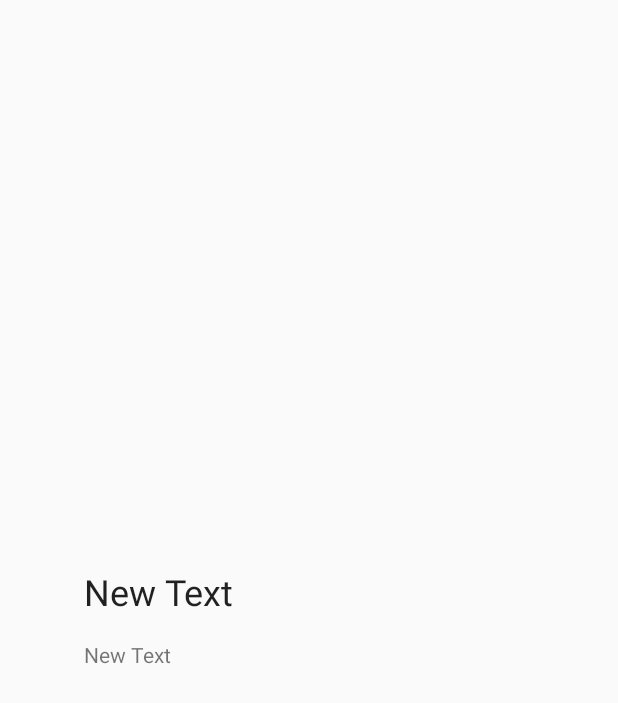
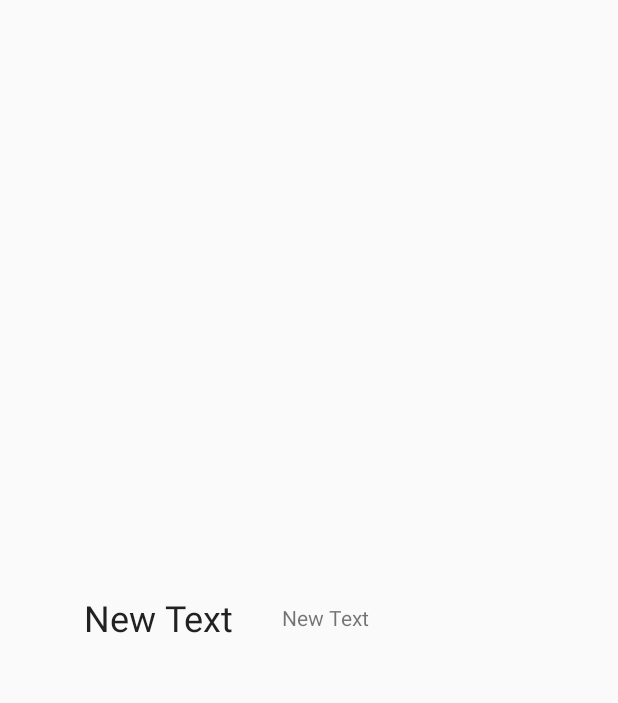
Before and after one commit to DoubleDotLabs/Letters, an Android app: the layout fragment_tutorial.xml on its own in the app's theme, with its tools: preview values and no code run, on a phone screen of 412 x 824 dp. Shown: the top 703 px of the screen. Run offline under Robolectric (Android 15) with nearby library versions, the phone set to English and light mode, and no system bars.

Commit message:
did stuff

```diff
--- a/app/src/main/res/drawable/ic_next.xml
+++ b/app/src/main/res/drawable/ic_next.xml
@@ -4,6 +4,7 @@
         android:viewportWidth="24.0"
         android:viewportHeight="24.0">
     <path
-        android:fillColor="#1DE9B6"
+        android:fillColor="#8A000000"
         android:pathData="M12,4l-1.41,1.41L16.17,11H4v2h12.17l-5.58,5.59L12,20l8,-8z"/>
+
 </vector>
--- a/app/src/main/res/layout/activity_main.xml
+++ b/app/src/main/res/layout/activity_main.xml
@@ -27,6 +27,9 @@
         android:layout_height="match_parent"
         android:id="@+id/recycler"
         android:layout_gravity="start"
-        android:background="@drawable/gradient" />
+        android:background="@drawable/gradient"
+        android:elevation="8dp"
+        android:paddingTop="24dp"
+        android:clipToPadding="false" />
 
 </FrameLayout>
--- a/app/src/main/res/layout/fragment_tutorial.xml
+++ b/app/src/main/res/layout/fragment_tutorial.xml
@@ -27,12 +27,14 @@
             android:textColor="#DE000000"
             android:layout_margin="8dp" />
 
-        <TextView
-            android:layout_width="wrap_content"
-            android:layout_height="wrap_content"
-            android:text="New Text"
-            android:id="@+id/content"
-            android:layout_margin="8dp"
-            android:textColor="#8A000000" />
     </LinearLayout>
+
+    <TextView
+        android:layout_width="wrap_content"
+        android:layout_height="wrap_content"
+        android:text="New Text"
+        android:id="@+id/content"
+        android:layout_margin="8dp"
+        android:textColor="#8A000000"
+        android:layout_gravity="center_vertical" />
 </LinearLayout>
```
